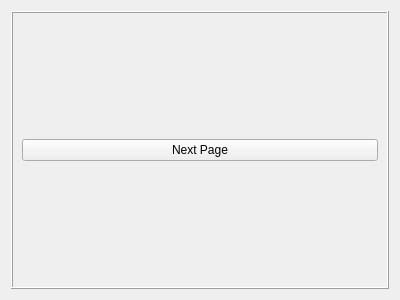
Before: the Qt Designer form ui_file/testFrame.ui in Bandi11/FM-Hue-test, drawn with Qt 5.
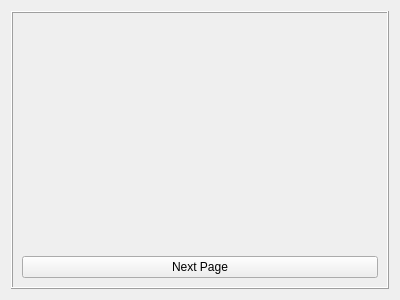
After: the same form once the commit is applied.

What changed in the file:
```diff
--- a/ui_file/testFrame.ui
+++ b/ui_file/testFrame.ui
@@ -23,15 +23,47 @@
       <enum>QFrame::Raised</enum>
      </property>
      <layout class="QGridLayout" name="gridLayout_2">
-      <item row="2" column="0" colspan="2">
+      <item row="1" column="0" colspan="2">
+       <layout class="QHBoxLayout" name="horizontalLayout"/>
+      </item>
+      <item row="4" column="0" colspan="2">
        <widget class="QPushButton" name="pushButton">
         <property name="text">
          <string>Next Page</string>
         </property>
        </widget>
       </item>
-      <item row="0" column="0" colspan="2">
-       <layout class="QHBoxLayout" name="horizontalLayout"/>
+      <item row="0" column="0">
+       <spacer name="verticalSpacer">
+        <property name="orientation">
+         <enum>Qt::Vertical</enum>
+        </property>
+        <property name="sizeType">
+         <enum>QSizePolicy::Expanding</enum>
+        </property>
+        <property name="sizeHint" stdset="0">
+         <size>
+          <width>20</width>
+          <height>40</height>
+         </size>
+        </property>
+       </spacer>
+      </item>
+      <item row="3" column="0">
+       <spacer name="verticalSpacer_2">
+        <property name="orientation">
+         <enum>Qt::Vertical</enum>
+        </property>
+        <property name="sizeType">
+         <enum>QSizePolicy::Expanding</enum>
+        </property>
+        <property name="sizeHint" stdset="0">
+         <size>
+          <width>20</width>
+          <height>40</height>
+         </size>
+        </property>
+       </spacer>
       </item>
      </layout>
     </widget>
```
